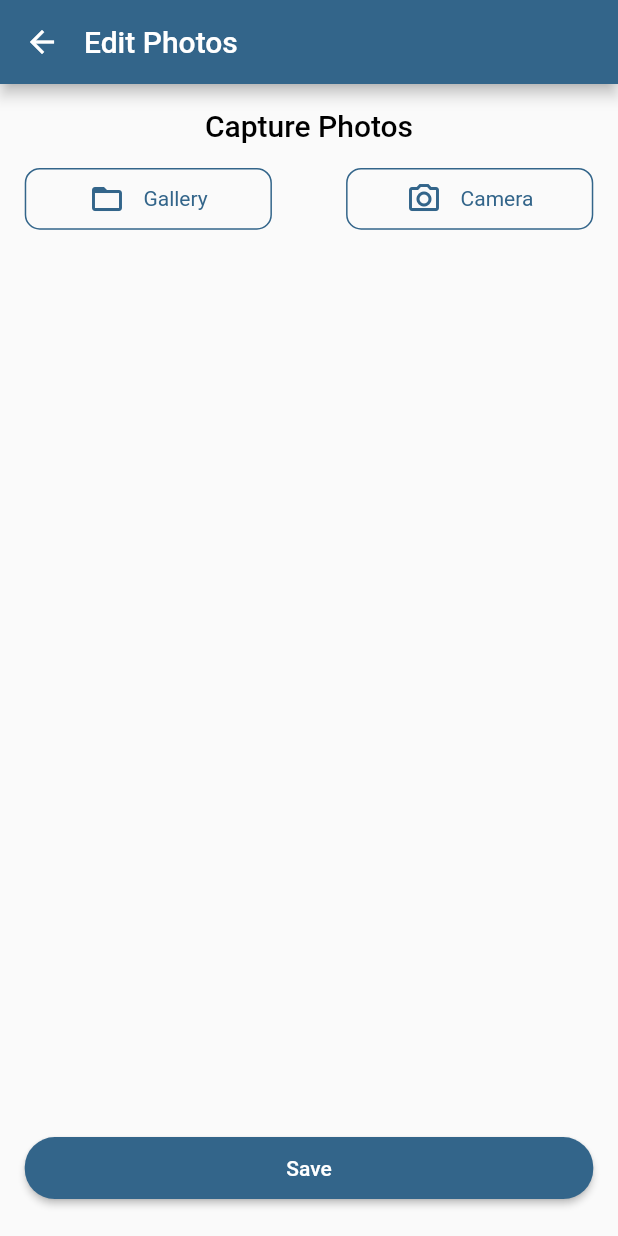
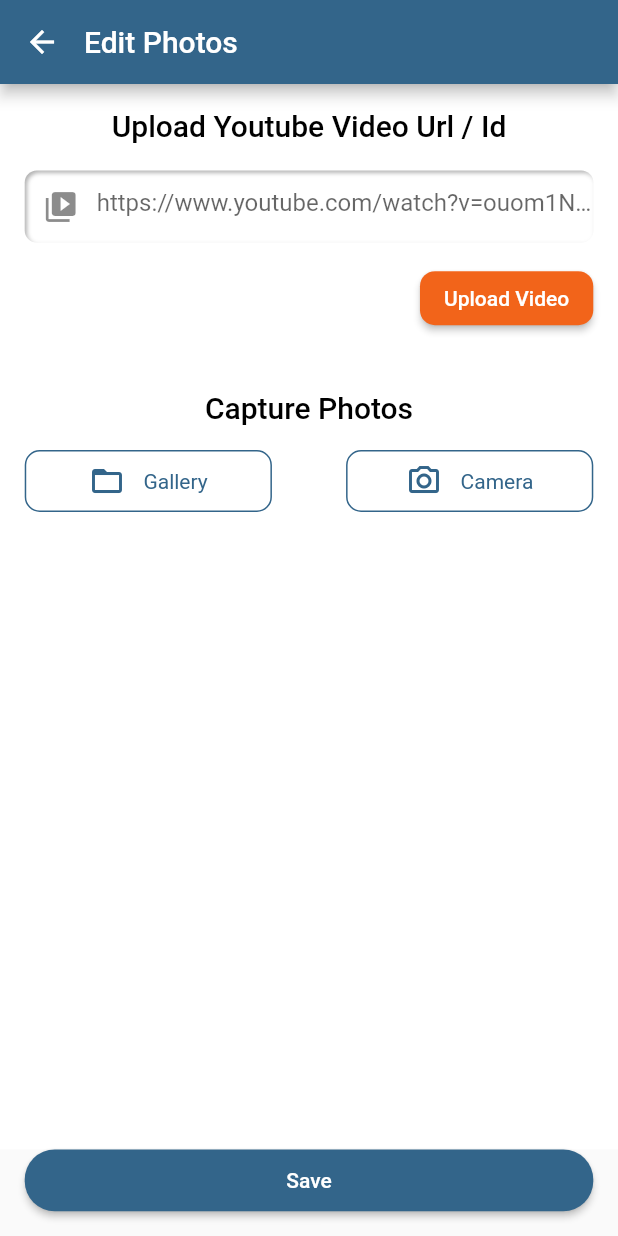
Before and after one commit to HareeshGitDev/RMS-User, a Flutter app: the EditPropertyPhotosPage screen opened directly with empty values, on a phone screen of 412 x 824 dp. Run offline on Flutter 3.47's test engine with Material 2 defaults, Android fonts, the phone set to English and light mode, and no system bars; drawn by our look-alikes of flutter_neumorphic; our stand-ins replace animated_text_kit, cached_network_image, camera, carousel_slider, cloud_firestore, connectivity_plus and 26 more; missing offline and left inert: razorpay_flutter; accounts and stored records are empty; Roboto replaces fonts that are missing (hk-grotest).

Commit message:
some_fixes

```diff
--- a/lib/owner_property_module/service/owner_property_api_service.dart
+++ b/lib/owner_property_module/service/owner_property_api_service.dart
@@ -138,6 +138,9 @@ class OwnerPropertyApiService {
     if (requestModel.amenity != null) {
       propJson['amenity'] = requestModel.amenity;
     }
+    if (requestModel.videoLink != null) {
+      propJson['video_link'] = requestModel.videoLink;
+    }
     final response =
         await _apiService.putApiCall(endPoint: url, bodyParams: propJson);
     final data = response as Map<String, dynamic>;
--- a/lib/owner_property_module/view/property_photos_page.dart
+++ b/lib/owner_property_module/view/property_photos_page.dart
@@ -5,6 +5,7 @@ import 'package:RentMyStay_user/owner_property_module/model/owner_property_detai
 import 'package:cached_network_image/cached_network_image.dart';
 import 'package:carousel_slider/carousel_slider.dart';
 import 'package:flutter/material.dart';
+import 'package:flutter_neumorphic/flutter_neumorphic.dart';
 import 'package:provider/provider.dart';
 import 'package:shimmer/shimmer.dart';
 
@@ -12,12 +13,13 @@ import '../../theme/custom_theme.dart';
 import '../../utils/service/capture_photos_page.dart';
 import '../../utils/service/navigation_service.dart';
 import '../../utils/view/rms_widgets.dart';
+import '../model/owner_property_details_request_model.dart';
 import '../viewModel/owner_property_viewModel.dart';
 
 class EditPropertyPhotosPage extends StatefulWidget {
   final String propId;
   String? videoLink;
-  List<Photos> photosList;
+  List<Photos>? photosList;
   final bool fromPropertyDetails;
 
   EditPropertyPhotosPage(
@@ -37,6 +39,7 @@ class _EditPropertyPhotosPageState extends State<EditPropertyPhotosPage> {
   late OwnerPropertyViewModel _viewModel;
   var _mainHeight;
   var _mainWidth;
+  final _videoLinkController = TextEditingController();
 
   @override
   void initState() {
@@ -58,13 +61,93 @@ class _EditPropertyPhotosPageState extends State<EditPropertyPhotosPage> {
       body: Container(
         height: _mainHeight,
         width: _mainWidth,
+        color: Colors.white,
         padding: EdgeInsets.only(
             left: _mainWidth * 0.04,
             right: _mainWidth * 0.04,
             top: _mainHeight * 0.02,
             bottom: _mainHeight * 0.02),
+        child: SingleChildScrollView(
           child: Column(
             children: [
+              Text(
+                'Upload Youtube Video Url / Id',
+                style: TextStyle(
+                    fontSize: 20,
+                    color: Colors.black,
+                    fontWeight: FontWeight.w500),
+              ),
+              SizedBox(
+                height: _mainHeight * 0.01,
+              ),
+              Container(
+                margin: EdgeInsets.only(top: 10),
+                decoration: BoxDecoration(
+                  borderRadius: BorderRadius.all(Radius.circular(20)),
+                  color: Colors.white,
+                ),
+                child: Neumorphic(
+                  style: NeumorphicStyle(
+                    depth: -3,
+                    color: Colors.white,
+                  ),
+                  child: TextFormField(
+
+                    controller: _videoLinkController,
+                    decoration: InputDecoration(
+                      border: InputBorder.none,
+                      hintText: "https://www.youtube.com/watch?v=ouom1NLs16I",
+                      prefixIcon: Icon(Icons.video_library),
+                    ),
+                  ),
+                ),
+              ),
+              SizedBox(
+                height: _mainHeight * 0.02,
+              ),
+              Container(
+                height: _mainHeight * 0.05,
+
+                alignment: Alignment.centerRight,
+                child: ElevatedButton(
+                  style: ButtonStyle(
+                      backgroundColor:
+                      MaterialStateProperty.all<Color>(CustomTheme.appThemeContrast),
+                      shape: MaterialStateProperty.all<RoundedRectangleBorder>(
+                        RoundedRectangleBorder(
+                            borderRadius: BorderRadius.circular(10)),
+                      )),
+                  child: const Text('Upload Video'),
+                  onPressed: () async {
+                    if(_videoLinkController.text.isEmpty || _videoLinkController.text.length <5){
+                      RMSWidgets.showSnackbar(context: context, message: 'Please Enter Valid Youtube Url', color: CustomTheme.errorColor);
+                      return;
+                    }
+                    RMSWidgets.showLoaderDialog(
+                        context: context, message: 'Loading');
+                    OwnerPropertyDetailsRequestModel model=OwnerPropertyDetailsRequestModel(
+                        propId: widget.propId,
+                        videoLink: _videoLinkController.text
+                    );
+                    int data = await _viewModel.updatePropertyDetails(requestModel: model);
+                    Navigator.of(context).pop();
+                    log(data.toString());
+                    if (data == 200) {
+                      widget.fromPropertyDetails
+                          ? Navigator.of(context).pop()
+                          : Navigator.of(context).popAndPushNamed(
+                          AppRoutes.amenitiesPage,
+                          arguments: {
+                            'fromPropertyDetails': false,
+                            'propId': widget.propId,
+                          });
+                    }
+                  },
+                ),
+              ),
+              SizedBox(
+                height: _mainHeight * 0.05,
+              ),
               Text(
                 'Capture Photos',
                 style: TextStyle(
@@ -176,7 +259,7 @@ class _EditPropertyPhotosPageState extends State<EditPropertyPhotosPage> {
               SizedBox(
                 height: _mainHeight * 0.04,
               ),
-            widget.fromPropertyDetails && widget.photosList.isNotEmpty
+              widget.fromPropertyDetails && widget.photosList != null && widget.photosList!.isNotEmpty
                   ? Container(
                       height: _mainHeight * 0.15,
                       child: ListView.separated(
@@ -187,7 +270,7 @@ class _EditPropertyPhotosPageState extends State<EditPropertyPhotosPage> {
                               ClipRRect(
                                 borderRadius: BorderRadius.circular(15),
                                 child: CachedNetworkImage(
-                                imageUrl: widget.photosList[index].picWp ?? '',
+                                  imageUrl: widget.photosList![index].picWp ?? '',
                                   imageBuilder: (context, imageProvider) =>
                                       Container(
                                     width: _mainWidth * 0.4,
@@ -216,15 +299,21 @@ class _EditPropertyPhotosPageState extends State<EditPropertyPhotosPage> {
                               ),
                               Positioned(
                                 child: GestureDetector(
-                                onTap: () async{
-                                  RMSWidgets.showLoaderDialog(context: context, message: 'Loading');
-                                  int status=await _viewModel.deletePropPics(picId: widget.photosList[index].id.toString());
+                                  onTap: () async {
+                                    if(widget.photosList != null && widget.photosList!.isNotEmpty){
+                                      RMSWidgets.showLoaderDialog(
+                                          context: context, message: 'Loading');
+                                      int status = await _viewModel.deletePropPics(
+                                          picId: widget.photosList![index].id
+                                              .toString());
                                       Navigator.of(context).pop();
-                                  if(status ==200){
+                                      if (status == 200) {
                                         setState(() {
-                                      widget.photosList.removeAt(index);
+                                          widget.photosList!.removeAt(index);
                                         });
                                       }
+                                    }
+
                                   },
                                   child: CircleAvatar(
                                     child: Icon(
@@ -242,14 +331,14 @@ class _EditPropertyPhotosPageState extends State<EditPropertyPhotosPage> {
                             ],
                           );
                         },
-                      itemCount: widget.photosList.length,
+                        itemCount: widget.photosList!.length,
                         separatorBuilder: (context, index) => const SizedBox(
                           width: 10,
                         ),
                       ),
                     )
                   : Container(),
-            widget.fromPropertyDetails && widget.photosList.isNotEmpty
+              widget.fromPropertyDetails && widget.photosList != null && widget.photosList!.isNotEmpty
                   ? SizedBox(
                       height: _mainHeight * 0.03,
                     )
@@ -294,31 +383,37 @@ class _EditPropertyPhotosPageState extends State<EditPropertyPhotosPage> {
                   ),
                 ),
               ),
-            Spacer(),
-            Container(
+
+
+            ],
+          ),
+        ),
+      ),
+      bottomNavigationBar: Container(
         height: _mainHeight * 0.05,
         width: _mainWidth,
         margin: EdgeInsets.only(
-                bottom: _mainHeight * 0.01,
-              ),
+            left: _mainWidth * 0.04,
+            right: _mainWidth * 0.04,
+            bottom: _mainHeight * 0.02),
         child: ElevatedButton(
           style: ButtonStyle(
               backgroundColor:
                   MaterialStateProperty.all<Color>(CustomTheme.appTheme),
               shape: MaterialStateProperty.all<RoundedRectangleBorder>(
-                      RoundedRectangleBorder(
-                          borderRadius: BorderRadius.circular(20)),
+                RoundedRectangleBorder(borderRadius: BorderRadius.circular(20)),
               )),
           child: const Text('Save'),
-                onPressed: () async{
-                  RMSWidgets.showLoaderDialog(
-                      context: context, message: 'Loading');
-                  int data = await _viewModel.uploadPropPics(propId: widget.propId, imageList: imageList);
+          onPressed: () async {
+            RMSWidgets.showLoaderDialog(context: context, message: 'Loading');
+            int data = await _viewModel.uploadPropPics(
+                propId: widget.propId, imageList: imageList);
             Navigator.of(context).pop();
             log(data.toString());
             if (data == 200) {
-
-                    widget.fromPropertyDetails?Navigator.of(context).pop():Navigator.of(context)
+              widget.fromPropertyDetails
+                  ? Navigator.of(context).pop()
+                  : Navigator.of(context)
                       .popAndPushNamed(AppRoutes.amenitiesPage, arguments: {
                       'fromPropertyDetails': false,
                       'propId': widget.propId,
@@ -327,9 +422,6 @@ class _EditPropertyPhotosPageState extends State<EditPropertyPhotosPage> {
           },
         ),
       ),
-          ],
-        ),
-      ),
     );
   }
 }
```
Also changed, not shown: lib/owner_property_module/view/owner_property_listing_page.dart (+8 -0 lines), lib/owner_property_module/view/property_amenities_page.dart (+21 -8 lines), lib/owner_property_module/view/property_description_page.dart (+3 -4 lines), lib/owner_property_module/view/property_location_page.dart (+17 -12 lines), lib/owner_property_module/viewModel/owner_property_viewModel.dart (+15 -1 lines). Lines whose indentation alone changed are shown as unchanged.
